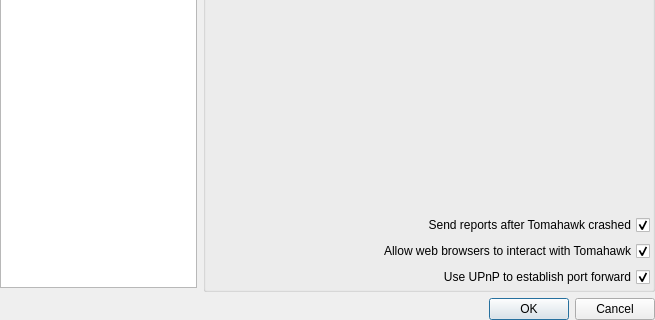
The window that src/stackedsettingsdialog.ui (tomahawk-player/tomahawk) describes before a commit, drawn with Qt 5; both pictures show x 0 to 655 and y 180 to 500 of the 655 by 500 pixel window.
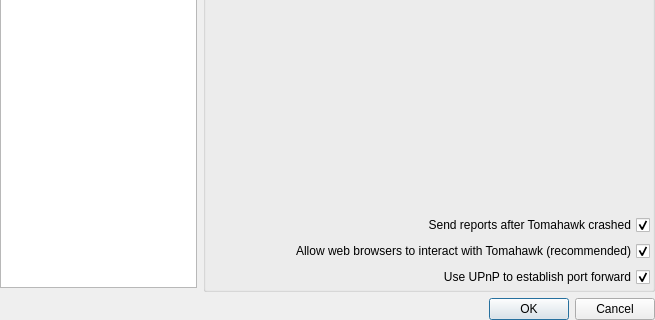
The same window after the commit. The open tabs and pages were chosen to show the change. Custom widgets are drawn as their Qt base class.

Commit message: Since we're increasingly using toma.hk, make sure people understand that the option is recommended

Diff of the .ui file:
```diff
--- a/src/stackedsettingsdialog.ui
+++ b/src/stackedsettingsdialog.ui
@@ -393,7 +393,7 @@
                <enum>Qt::RightToLeft</enum>
               </property>
               <property name="text">
-               <string>Allow web browsers to interact with Tomahawk</string>
+               <string>Allow web browsers to interact with Tomahawk (recommended)</string>
               </property>
               <property name="checked">
                <bool>true</bool>
```
